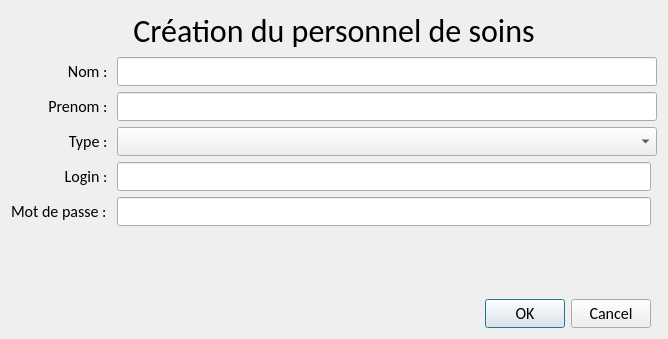
The window that createhealthworkerdialog.ui (Neilero/QtProject) describes before a commit, drawn with Qt 5.
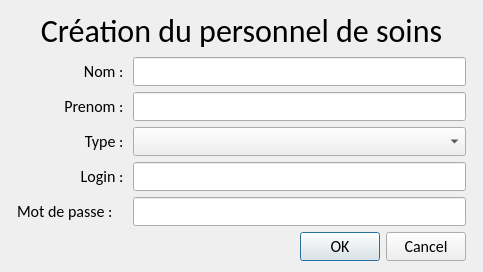
The same window after the commit.

Commit message: createhealthworkerdialog : show login and password only for "informaticien"

```diff
--- a/createhealthworkerdialog.ui
+++ b/createhealthworkerdialog.ui
@@ -6,8 +6,8 @@
    <rect>
     <x>0</x>
     <y>0</y>
-    <width>668</width>
-    <height>339</height>
+    <width>479</width>
+    <height>251</height>
    </rect>
   </property>
   <property name="font">
@@ -20,7 +20,7 @@
    <string>Dialog</string>
   </property>
   <layout class="QGridLayout" name="gridLayout_2">
-   <item row="0" column="0" colspan="3">
+   <item row="0" column="0" colspan="4">
     <widget class="QLabel" name="labelTitle">
      <property name="font">
       <font>
@@ -36,17 +36,20 @@
      </property>
     </widget>
    </item>
-   <item row="4" column="0">
-    <widget class="QLabel" name="labelLogin">
-     <property name="text">
-      <string>Login : </string>
+   <item row="1" column="0" rowspan="5">
+    <spacer name="horizontalSpacer">
+     <property name="orientation">
+      <enum>Qt::Horizontal</enum>
      </property>
-     <property name="alignment">
-      <set>Qt::AlignRight|Qt::AlignTrailing|Qt::AlignVCenter</set>
+     <property name="sizeHint" stdset="0">
+      <size>
+       <width>40</width>
+       <height>20</height>
+      </size>
      </property>
-    </widget>
+    </spacer>
    </item>
-   <item row="1" column="0">
+   <item row="1" column="1">
     <widget class="QLabel" name="labelName">
      <property name="sizePolicy">
       <sizepolicy hsizetype="Preferred" vsizetype="Preferred">
@@ -54,6 +57,12 @@
        <verstretch>0</verstretch>
       </sizepolicy>
      </property>
+     <property name="minimumSize">
+      <size>
+       <width>110</width>
+       <height>0</height>
+      </size>
+     </property>
      <property name="layoutDirection">
       <enum>Qt::LeftToRight</enum>
      </property>
@@ -65,11 +74,30 @@
      </property>
     </widget>
    </item>
-   <item row="1" column="1" colspan="2">
-    <widget class="QLineEdit" name="lineEditName"/>
+   <item row="4" column="1">
+    <widget class="QLabel" name="labelLogin">
+     <property name="minimumSize">
+      <size>
+       <width>110</width>
+       <height>0</height>
+      </size>
+     </property>
+     <property name="text">
+      <string>Login : </string>
+     </property>
+     <property name="alignment">
+      <set>Qt::AlignRight|Qt::AlignTrailing|Qt::AlignVCenter</set>
+     </property>
+    </widget>
    </item>
-   <item row="2" column="0">
+   <item row="2" column="1">
     <widget class="QLabel" name="labelFirstname">
+     <property name="minimumSize">
+      <size>
+       <width>110</width>
+       <height>0</height>
+      </size>
+     </property>
      <property name="text">
       <string>Prenom : </string>
      </property>
@@ -78,8 +106,14 @@
      </property>
     </widget>
    </item>
-   <item row="3" column="0">
+   <item row="3" column="1">
     <widget class="QLabel" name="labelType">
+     <property name="minimumSize">
+      <size>
+       <width>110</width>
+       <height>0</height>
+      </size>
+     </property>
      <property name="text">
       <string>Type : </string>
      </property>
@@ -88,13 +122,7 @@
      </property>
     </widget>
    </item>
-   <item row="2" column="1" colspan="2">
-    <widget class="QLineEdit" name="lineEditFirstName"/>
-   </item>
-   <item row="3" column="1" colspan="2">
-    <widget class="QComboBox" name="comboBoxType"/>
-   </item>
-   <item row="6" column="1">
+   <item row="6" column="2">
     <spacer name="verticalSpacer">
      <property name="orientation">
       <enum>Qt::Vertical</enum>
@@ -107,10 +135,10 @@
      </property>
     </spacer>
    </item>
-   <item row="4" column="1">
+   <item row="4" column="2">
     <widget class="QLineEdit" name="lineEditLogin"/>
    </item>
-   <item row="7" column="1">
+   <item row="7" column="2">
     <widget class="QDialogButtonBox" name="buttonBox">
      <property name="orientation">
       <enum>Qt::Horizontal</enum>
@@ -121,15 +149,43 @@
     </widget>
    </item>
    <item row="5" column="1">
-    <widget class="QLineEdit" name="lineEditPassword"/>
-   </item>
-   <item row="5" column="0">
     <widget class="QLabel" name="labelPassword">
+     <property name="minimumSize">
+      <size>
+       <width>110</width>
+       <height>0</height>
+      </size>
+     </property>
      <property name="text">
       <string>Mot de passe : </string>
      </property>
     </widget>
    </item>
+   <item row="5" column="2">
+    <widget class="QLineEdit" name="lineEditPassword"/>
+   </item>
+   <item row="3" column="2">
+    <widget class="QComboBox" name="comboBoxType"/>
+   </item>
+   <item row="2" column="2">
+    <widget class="QLineEdit" name="lineEditFirstName"/>
+   </item>
+   <item row="1" column="2">
+    <widget class="QLineEdit" name="lineEditName"/>
+   </item>
+   <item row="1" column="3" rowspan="5">
+    <spacer name="horizontalSpacer_2">
+     <property name="orientation">
+      <enum>Qt::Horizontal</enum>
+     </property>
+     <property name="sizeHint" stdset="0">
+      <size>
+       <width>40</width>
+       <height>20</height>
+      </size>
+     </property>
+    </spacer>
+   </item>
   </layout>
  </widget>
  <resources/>
```
The commit also changes 2 other files.
